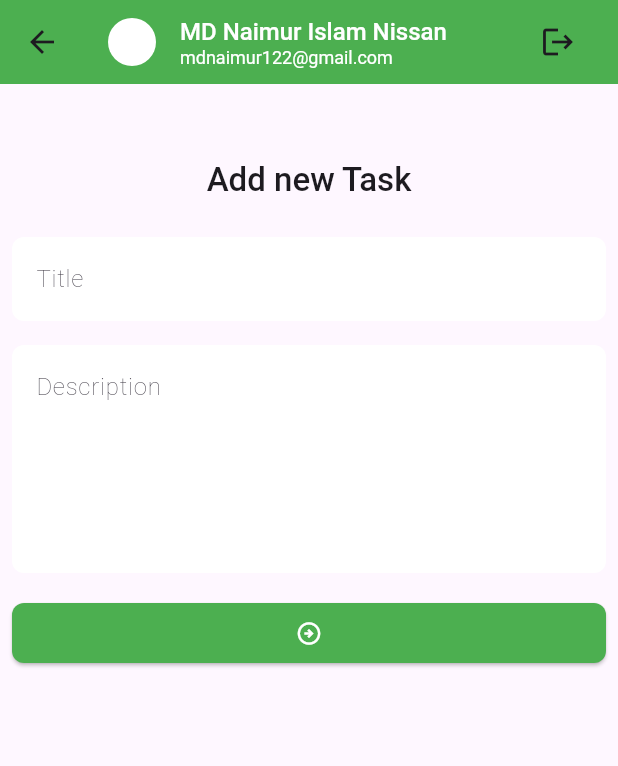
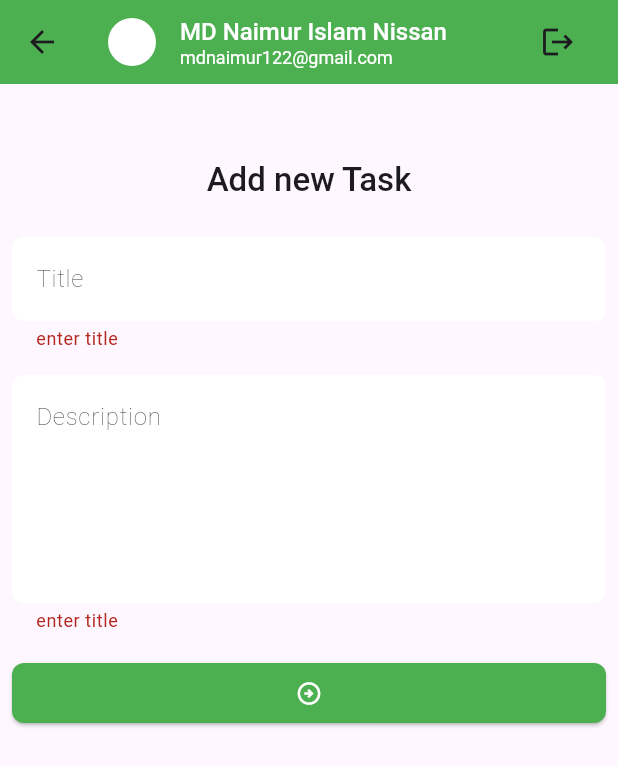
Before and after one commit to mdnaimur2islam/Task_Manager_project, a Flutter app: the add_new_task_screen screen opened directly, after a tap on the "arrow circle right" icon, on a phone screen of 412 x 824 dp. Shown: the top 766 px of the screen. Run offline on Flutter 3.47's test engine with Material 3 defaults, Android fonts, the phone set to English and light mode, and no system bars; our stand-ins replace flutter_svg, pin_code_fields, shared_preferences; accounts and stored records are empty.

Commit message:
module 17 2nd class finished

```diff
--- a/lib/TaskManager.dart
+++ b/lib/TaskManager.dart
@@ -6,15 +6,18 @@ import 'package:taskmanager/screens/splash_screens.dart';
 
 class TaskManager extends StatefulWidget {
   const TaskManager({super.key});
+  static GlobalKey<NavigatorState> navigatorKey=GlobalKey<NavigatorState>();
 
   @override
   State<TaskManager> createState() => _TaskManagerState();
 }
 
 class _TaskManagerState extends State<TaskManager> {
+
   @override
   Widget build(BuildContext context) {
     return  MaterialApp(
+      navigatorKey: TaskManager.navigatorKey,
       theme: ThemeData(
         textTheme: const TextTheme(),
         inputDecorationTheme: _inputDecorationTheme(),
--- a/lib/data/Utils/uris.dart
+++ b/lib/data/Utils/uris.dart
@@ -2,4 +2,5 @@ class uris{
   static const String _baseUrl='http://35.73.30.144:2005/api/v1';
   static const String registration = '$_baseUrl/registration';
   static const String login = '$_baseUrl/login';
+  static const String addNewTask = '$_baseUrl/createTask';
 }
--- a/lib/screens/add_new_task_screen.dart
+++ b/lib/screens/add_new_task_screen.dart
@@ -1,4 +1,8 @@
 import 'package:flutter/material.dart';
+import 'package:taskmanager/data/Utils/snack_bar_message.dart';
+import 'package:taskmanager/data/Utils/uris.dart';
+import 'package:taskmanager/data/models/network_response.dart';
+import 'package:taskmanager/data/services/network_caller.dart';
 import 'package:taskmanager/widget/TMAppBar.dart';
 
 class add_new_task_screen extends StatefulWidget {
@@ -9,6 +13,11 @@ class add_new_task_screen extends StatefulWidget {
 }
 
 class _add_new_task_screenState extends State<add_new_task_screen> {
+  final TextEditingController _titleTEController = TextEditingController();
+  final TextEditingController _descriptonTEController = TextEditingController();
+  final GlobalKey<FormState> _formKey = GlobalKey<FormState>();
+  bool _addNewTaskInprogress = false;
+
   @override
   Widget build(BuildContext context) {
     return Scaffold(
@@ -16,32 +25,92 @@ class _add_new_task_screenState extends State<add_new_task_screen> {
       body: SingleChildScrollView(
         child: Padding(
           padding: const EdgeInsets.all(8.0),
+          child: Form(
+            key: _formKey,
             child: Column(
               children: [
                 const SizedBox(height: 42),
-              Text('Add new Task' ,style: Theme.of(context).textTheme.titleLarge?.copyWith(fontWeight: FontWeight.w500)
-              ),
+                Text('Add new Task',
+                    style: Theme.of(context)
+                        .textTheme
+                        .titleLarge
+                        ?.copyWith(fontWeight: FontWeight.w500)),
                 const SizedBox(height: 24),
                 TextFormField(
-                decoration: const InputDecoration(
-                  hintText: 'Title'
+                  controller: _titleTEController,
+                  decoration: const InputDecoration(hintText: 'Title'),
+                  validator: (String? value) {
+                    if (value?.trim().isEmpty ?? true) {
+                      return 'enter title';
+                    }
+                  },
                 ),
+                const SizedBox(
+                  height: 16,
                 ),
-              const SizedBox(height: 16,),
                 TextFormField(
+                  controller: _descriptonTEController,
                   maxLines: 5,
-                decoration: const InputDecoration(
-                  hintText: 'Description'
+                  decoration: const InputDecoration(hintText: 'Description'),
+                  validator: (String? value) {
+                    if (value?.trim().isEmpty ?? true) {
+                      return 'enter title';
+                    }
+                  },
                 ),
+                const SizedBox(
+                  height: 16,
                 ),
-              const SizedBox(height: 16,),
-              ElevatedButton(onPressed: (){},
-                  child: const Icon(Icons.arrow_circle_right_outlined)
+                Visibility(
+                  visible: !_addNewTaskInprogress,
+                  replacement: const CircularProgressIndicator(),
+                  child: ElevatedButton(
+                      onPressed: _onTapSubmitButton,
+                      child: const Icon(Icons.arrow_circle_right_outlined)),
                 )
               ],
             ),
           ),
         ),
+      ),
     );
   }
+
+  void _onTapSubmitButton() {
+    if (_formKey.currentState!.validate()) {
+      _addNewTask();
     }
+  }
+
+  Future<void> _addNewTask() async {
+    _addNewTaskInprogress = true;
+    setState(() {});
+    Map<String, dynamic> requestBody = {
+      'title': _titleTEController.text.trim(),
+      'description': _descriptonTEController.text.trim(),
+      'status': 'New',
+    };
+    final network_response response = await network_caller.postRequest(
+        url: uris.addNewTask, body: requestBody);
+
+    _addNewTaskInprogress = false;
+    setState(() {});
+
+    if (response.isSuccess) {
+      _clearTextFields();
+      snack_bar_message(context, 'Uploaded task');
+    } else {
+      snack_bar_message(context, response.errorMessage, true);
+    }
+  }
+
+  void _clearTextFields() {
+    _titleTEController.clear();
+    _descriptonTEController.clear();
+  }
+  void dispose(){
+    super.dispose();
+    _titleTEController.clear();
+    _descriptonTEController.clear();
+  }
+}
```
Also changed, not shown: lib/data/services/network_caller.dart (+60 -31 lines). Lines whose indentation alone changed are shown as unchanged.
